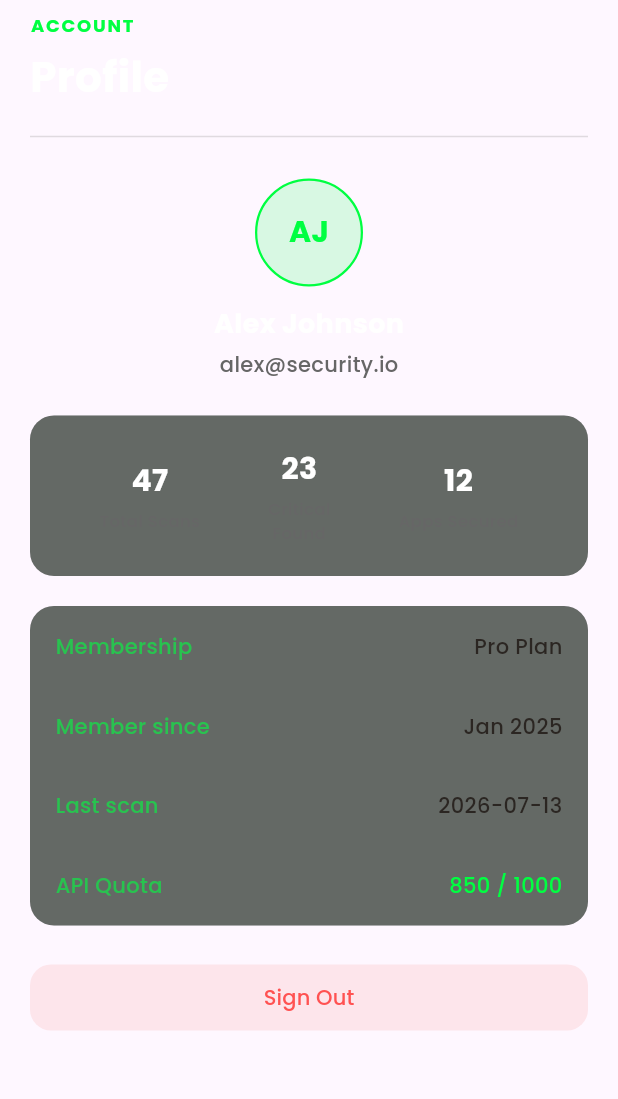
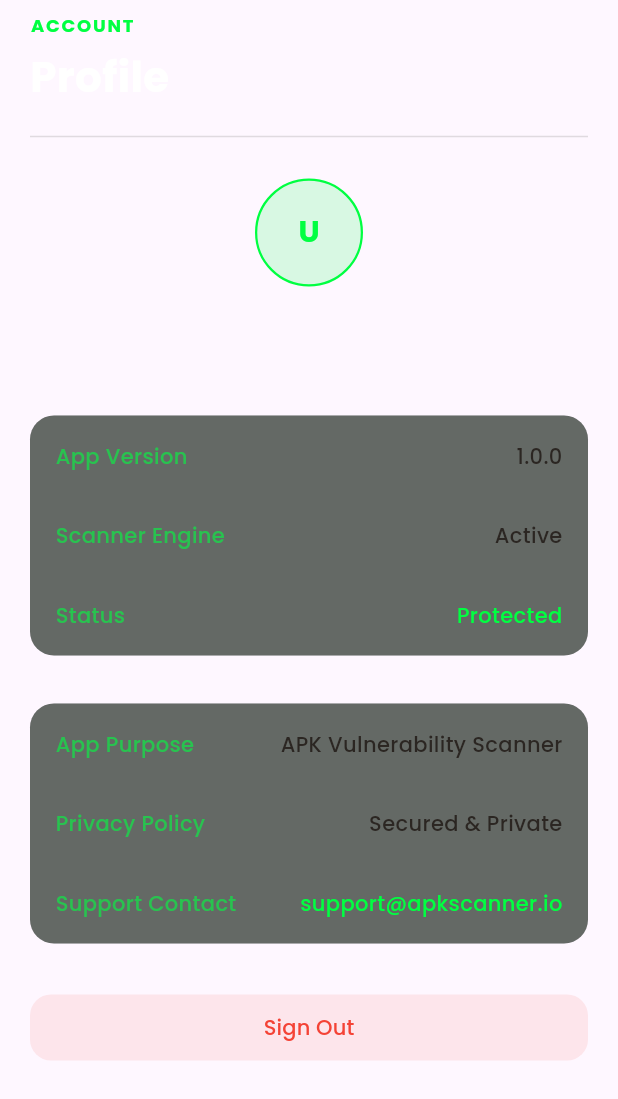
Before and after one commit to tokaahmed345/APK_Scanner, a Flutter app: the ProfileView screen opened directly, after a tap on "Sign Out", on a phone screen of 412 x 824 dp. Shown: the top 1099 px of the screen. Run offline on Flutter 3.47's test engine with Material 3 defaults, Android fonts, the phone set to English and light mode, and no system bars; our stand-ins replace dartz, dio, equatable, file_picker, firebase_auth, firebase_core and 5 more; accounts and stored records are empty.

Commit message:
profile screen done

```diff
--- /dev/null
+++ b/lib/core/utils/constant/app_constant.dart
@@ -0,0 +1,16 @@
+import 'dart:core';
+
+class AppConstant {
+  static   String getInitials(String? name, String email) {
+    if (name != null && name.trim().isNotEmpty) {
+      final nameParts = name.trim().split(' ');
+      if (nameParts.length > 1 && nameParts[1].isNotEmpty) {
+        return '${nameParts[0][0]}${nameParts[1][0]}'.toUpperCase();
+      } else if (nameParts[0].isNotEmpty) {
+        return nameParts[0][0].toUpperCase();
+      }
+    }
+    return email.isNotEmpty ? email[0].toUpperCase() : 'U';
+  }
+
+}
--- a/lib/core/utils/service/report_helper_service.dart
+++ b/lib/core/utils/service/report_helper_service.dart
@@ -35,7 +35,6 @@ class ReportHelperService {
       final fileName = "${sanitizedAppName}_Report_$timestamp.pdf";
       final filePath = "${downloadsDir.path}/$fileName";
 
-      // 3. التنزيل
       final response = await _dio.download(
         pdfUrl,
         filePath,
--- a/lib/feature/profile/presentation/widgets/profile_view_body.dart
+++ b/lib/feature/profile/presentation/widgets/profile_view_body.dart
@@ -1,15 +1,34 @@
 import 'package:apk_scanner/core/utils/colors/app_colors.dart';
+import 'package:apk_scanner/core/utils/constant/app_constant.dart';
+import 'package:apk_scanner/core/utils/router/routes_name.dart';
+import 'package:apk_scanner/core/utils/service_locator/service_locator.dart';
 import 'package:apk_scanner/core/utils/styles/app_style.dart';
 import 'package:apk_scanner/core/utils/widgets/custom_elevated_button.dart';
 import 'package:apk_scanner/feature/profile/presentation/widgets/profile_header.dart';
 import 'package:apk_scanner/feature/profile/presentation/widgets/profile_info_item.dart';
-import 'package:apk_scanner/feature/profile/presentation/widgets/profile_state_card.dart';
+import 'package:firebase_auth/firebase_auth.dart';
+import 'package:flutter/material.dart';
+import 'package:go_router/go_router.dart';
 
-import 'package:flutter/material.dart';
-
-class ProfileViewBody extends StatelessWidget {
+class ProfileViewBody extends StatefulWidget {
   const ProfileViewBody({super.key});
 
+  @override
+  State<ProfileViewBody> createState() => _ProfileViewBodyState();
+}
+
+final currentUser = getIt.get<FirebaseAuth>().currentUser;
+
+final String name = currentUser?.displayName ?? 'User';
+
+final String email = currentUser?.email ?? 'No Email';
+
+final String initials = AppConstant.getInitials(
+  currentUser?.displayName,
+  email,
+);
+
+class _ProfileViewBodyState extends State<ProfileViewBody> {
   @override
   Widget build(BuildContext context) {
     return SingleChildScrollView(
@@ -28,33 +47,39 @@ class ProfileViewBody extends StatelessWidget {
           Divider(color: context.borderColor.withOpacity(0.2)),
           const SizedBox(height: 20),
 
-          const ProfileHeader(
-            initials: 'AJ',
-            name: 'Alex Johnson',
-            email: 'alex@security.io',
-          ),
+          ProfileHeader(initials: initials, name: name, email: email),
           const SizedBox(height: 24),
-
-          const ProfileStatsCard(
-            totalScans: 47,
-            criticalFound: 23,
-            appsSecured: 12,
-          ),
-          const SizedBox(height: 20),
 
           const ProfileInfoCard(
             items: [
-              ProfileInfoItem(label: 'Membership', value: 'Pro Plan'),
-              ProfileInfoItem(label: 'Member since', value: 'Jan 2025'),
-              ProfileInfoItem(label: 'Last scan', value: '2026-07-13'),
+              ProfileInfoItem(label: 'App Version', value: '1.0.0'),
+              ProfileInfoItem(label: 'Scanner Engine', value: 'Active'),
               ProfileInfoItem(
-                label: 'API Quota',
-                value: '850 / 1000',
+                label: 'Status',
+                value: 'Protected',
                 valueColor: AppColors.primary,
               ),
             ],
           ),
-          const SizedBox(height: 24),
+          const SizedBox(height: 32),
+          const ProfileInfoCard(
+            items: [
+              ProfileInfoItem(
+                label: 'App Purpose',
+                value: 'APK Vulnerability Scanner',
+              ),
+              ProfileInfoItem(
+                label: 'Privacy Policy',
+                value: 'Secured & Private',
+              ),
+              ProfileInfoItem(
+                label: 'Support Contact',
+                value: 'support@apkscanner.io',
+                valueColor: AppColors.primary,
+              ),
+            ],
+          ),
+          const SizedBox(height: 32),
 
           CustomElevatedButton(
             text: 'Sign Out',
@@ -64,10 +89,15 @@ CustomElevatedButton(
             radius: 14,
             elevation: 0,
             textStyle: AppStyle.text16.copyWith(
-        color: Colors.redAccent,
+              color: AppColors.redColor,
               fontSize: 14,
             ),
-      onPressed:   () {},
+            onPressed: () async {
+              await getIt.get<FirebaseAuth>().signOut();
+              if (context.mounted) {
+                GoRouter.of(context).push(RoutesName.login);
+              }
+            },
           ),
           const SizedBox(height: 24),
         ],
```
Also changed, not shown: 5 other files. Lines whose indentation alone changed are shown as unchanged.
